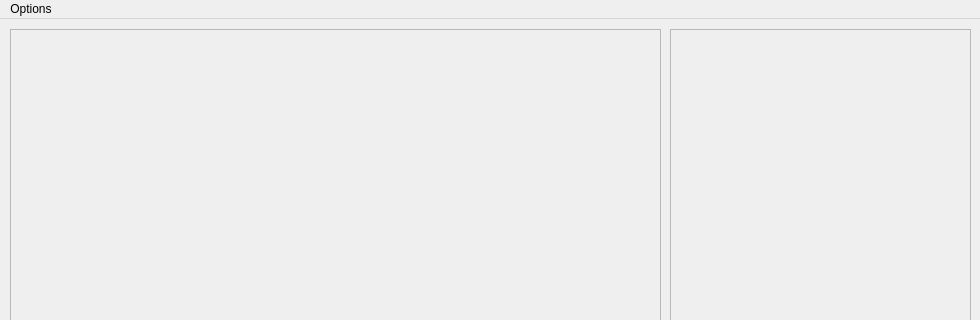
Before: the Qt Designer form src/player/gui/playergui.ui in VSSSLeague/VSSSLogPlayer, drawn with Qt 5; both pictures show x 0 to 980 and y 0 to 320 of the 980 by 480 pixel window.
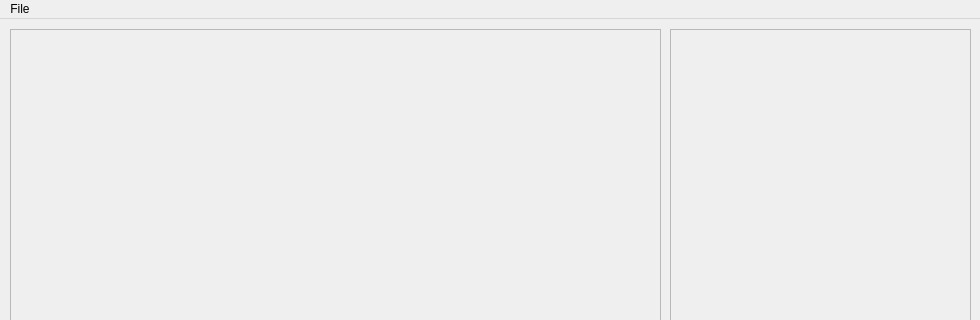
After: the same form once the commit is applied.

Patch:
```diff
--- a/src/player/gui/playergui.ui
+++ b/src/player/gui/playergui.ui
@@ -58,7 +58,7 @@
    </property>
    <widget class="QMenu" name="menuOptions">
     <property name="title">
-     <string>Options</string>
+     <string>File</string>
     </property>
     <addaction name="actionLoad_log_file"/>
    </widget>
```
